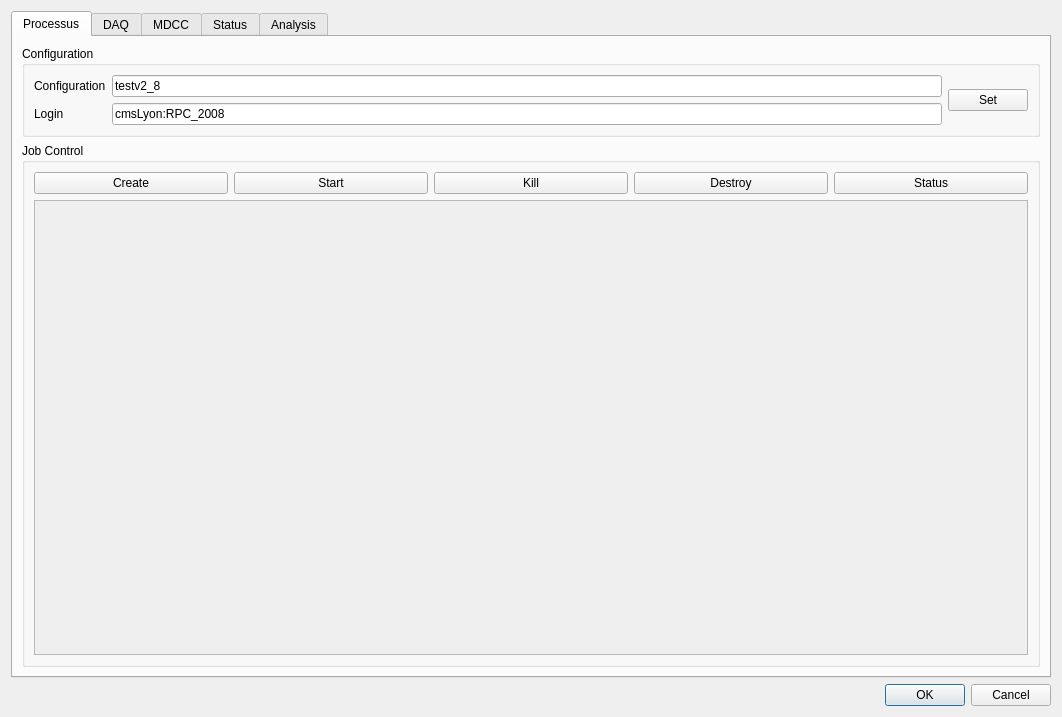
This is qt/daqui.ui in mirabitl/lydaq as Qt 5 draws it before an edit. The edited form follows.
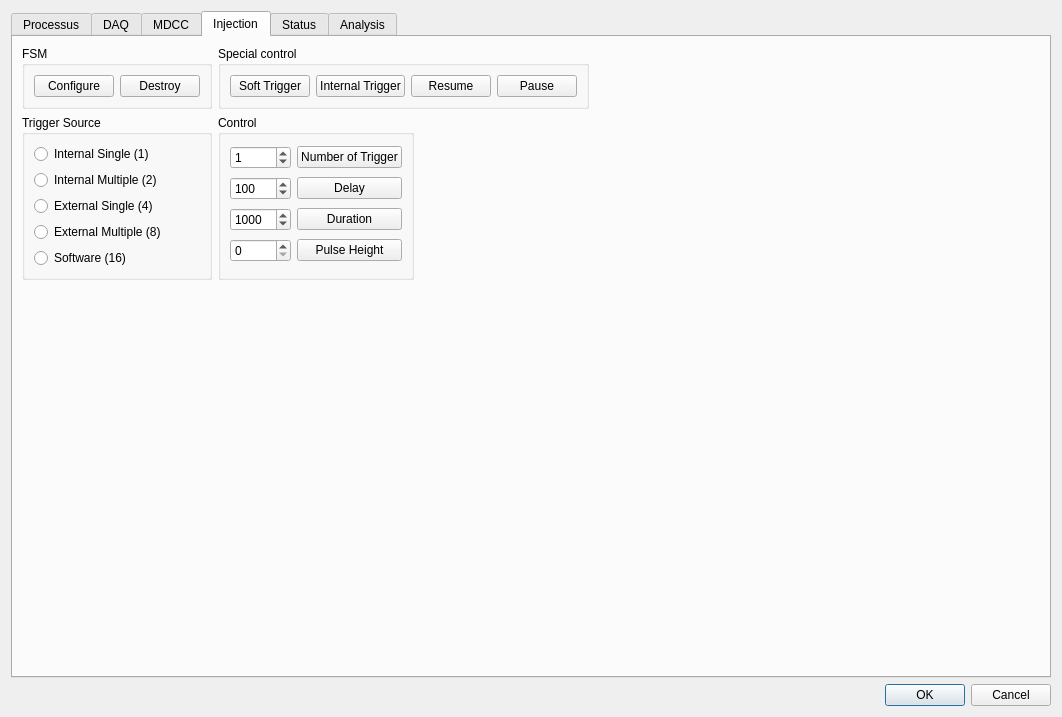
This is the edited form. The open tabs and pages were chosen to show the change.

Commit message: FEBINJ panel

Patch:
```diff
--- a/qt/daqui.ui
+++ b/qt/daqui.ui
@@ -94,7 +94,7 @@
           <item row="0" column="1">
            <widget class="QLineEdit" name="LEConfiguration">
             <property name="text">
-             <string>testv2_8</string>
+             <string>testv2_9</string>
             </property>
            </widget>
           </item>
@@ -886,6 +886,246 @@
        </item>
       </layout>
      </widget>
+     <widget class="QWidget" name="Injection">
+      <attribute name="title">
+       <string>Injection</string>
+      </attribute>
+      <layout class="QGridLayout" name="gridLayout_14">
+       <item row="0" column="0">
+        <widget class="QGroupBox" name="groupBox_16">
+         <property name="title">
+          <string>FSM</string>
+         </property>
+         <layout class="QHBoxLayout" name="horizontalLayout_12">
+          <item>
+           <widget class="QPushButton" name="PBInjectionConfigure">
+            <property name="text">
+             <string>Configure</string>
+            </property>
+           </widget>
+          </item>
+          <item>
+           <widget class="QPushButton" name="PBInjectionDestroy">
+            <property name="text">
+             <string>Destroy</string>
+            </property>
+           </widget>
+          </item>
+         </layout>
+        </widget>
+       </item>
+       <item row="0" column="1" colspan="2">
+        <widget class="QGroupBox" name="groupBox_19">
+         <property name="title">
+          <string>Special control</string>
+         </property>
+         <layout class="QHBoxLayout" name="horizontalLayout_13">
+          <item>
+           <widget class="QPushButton" name="PBInjectionSoft">
+            <property name="text">
+             <string>Soft Trigger</string>
+            </property>
+           </widget>
+          </item>
+          <item>
+           <widget class="QPushButton" name="PBInjectionInternal">
+            <property name="text">
+             <string>Internal Trigger</string>
+            </property>
+           </widget>
+          </item>
+          <item>
+           <widget class="QPushButton" name="PBInjectionResume">
+            <property name="text">
+             <string>Resume</string>
+            </property>
+           </widget>
+          </item>
+          <item>
+           <widget class="QPushButton" name="PBInjectionPause">
+            <property name="text">
+             <string>Pause</string>
+            </property>
+           </widget>
+          </item>
+         </layout>
+        </widget>
+       </item>
+       <item row="0" column="3">
+        <spacer name="horizontalSpacer_13">
+         <property name="orientation">
+          <enum>Qt::Horizontal</enum>
+         </property>
+         <property name="sizeHint" stdset="0">
+          <size>
+           <width>444</width>
+           <height>20</height>
+          </size>
+         </property>
+        </spacer>
+       </item>
+       <item row="1" column="0">
+        <widget class="QGroupBox" name="groupBox_17">
+         <property name="title">
+          <string>Trigger Source</string>
+         </property>
+         <layout class="QVBoxLayout" name="verticalLayout_7">
+          <item>
+           <widget class="QRadioButton" name="RBInjectionInternalSingle">
+            <property name="text">
+             <string>Internal Single (1)</string>
+            </property>
+           </widget>
+          </item>
+          <item>
+           <widget class="QRadioButton" name="RBInjectionInternalMultiple">
+            <property name="text">
+             <string>Internal Multiple (2)</string>
+            </property>
+           </widget>
+          </item>
+          <item>
+           <widget class="QRadioButton" name="RBInjectionExternalSingle">
+            <property name="text">
+             <string>External Single (4)</string>
+            </property>
+           </widget>
+          </item>
+          <item>
+           <widget class="QRadioButton" name="RBInjectionExternalMultiple">
+            <property name="text">
+             <string>External Multiple (8)</string>
+            </property>
+           </widget>
+          </item>
+          <item>
+           <widget class="QRadioButton" name="RBInjectionSoft">
+            <property name="text">
+             <string>Software (16)</string>
+            </property>
+           </widget>
+          </item>
+         </layout>
+        </widget>
+       </item>
+       <item row="1" column="1">
+        <widget class="QGroupBox" name="groupBox_18">
+         <property name="title">
+          <string>Control</string>
+         </property>
+         <layout class="QGridLayout" name="gridLayout_13">
+          <item row="0" column="0">
+           <widget class="QSpinBox" name="SBInjectionNumber">
+            <property name="maximum">
+             <number>255</number>
+            </property>
+            <property name="value">
+             <number>1</number>
+            </property>
+           </widget>
+          </item>
+          <item row="0" column="1">
+           <widget class="QPushButton" name="PBInjectionNumber">
+            <property name="text">
+             <string>Number of Trigger</string>
+            </property>
+           </widget>
+          </item>
+          <item row="1" column="0">
+           <widget class="QSpinBox" name="SBInjectionDelay">
+            <property name="maximum">
+             <number>65535</number>
+            </property>
+            <property name="value">
+             <number>100</number>
+            </property>
+           </widget>
+          </item>
+          <item row="1" column="1">
+           <widget class="QPushButton" name="PBInjectionDelay">
+            <property name="text">
+             <string>Delay</string>
+            </property>
+           </widget>
+          </item>
+          <item row="2" column="0">
+           <widget class="QSpinBox" name="SBInjectionDuration">
+            <property name="maximum">
+             <number>65535</number>
+            </property>
+            <property name="value">
+             <number>1000</number>
+            </property>
+           </widget>
+          </item>
+          <item row="2" column="1">
+           <widget class="QPushButton" name="PBInjectionDuration">
+            <property name="text">
+             <string>Duration</string>
+            </property>
+           </widget>
+          </item>
+          <item row="3" column="0">
+           <widget class="QSpinBox" name="SBInjectionHeight">
+            <property name="maximum">
+             <number>255</number>
+            </property>
+            <property name="value">
+             <number>0</number>
+            </property>
+           </widget>
+          </item>
+          <item row="3" column="1">
+           <widget class="QPushButton" name="PBInjectionHeight">
+            <property name="text">
+             <string>Pulse Height</string>
+            </property>
+           </widget>
+          </item>
+         </layout>
+        </widget>
+       </item>
+       <item row="1" column="2" colspan="2">
+        <spacer name="horizontalSpacer_12">
+         <property name="orientation">
+          <enum>Qt::Horizontal</enum>
+         </property>
+         <property name="sizeHint" stdset="0">
+          <size>
+           <width>611</width>
+           <height>20</height>
+          </size>
+         </property>
+        </spacer>
+       </item>
+       <item row="2" column="0">
+        <spacer name="verticalSpacer_5">
+         <property name="orientation">
+          <enum>Qt::Vertical</enum>
+         </property>
+         <property name="sizeHint" stdset="0">
+          <size>
+           <width>20</width>
+           <height>381</height>
+          </size>
+         </property>
+        </spacer>
+       </item>
+       <item row="2" column="1">
+        <spacer name="verticalSpacer_6">
+         <property name="orientation">
+          <enum>Qt::Vertical</enum>
+         </property>
+         <property name="sizeHint" stdset="0">
+          <size>
+           <width>20</width>
+           <height>381</height>
+          </size>
+         </property>
+        </spacer>
+       </item>
+      </layout>
+     </widget>
      <widget class="QWidget" name="tab_3">
       <attribute name="title">
        <string>Status</string>
```
Left out of the diff: 8 changed lines with no effect on the pictures. The commit also changes 1 other file.
